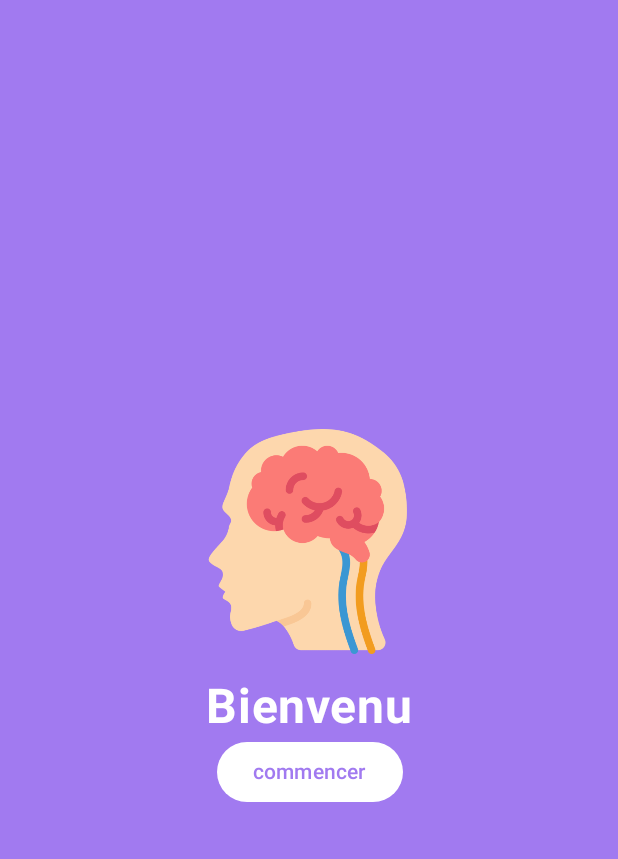
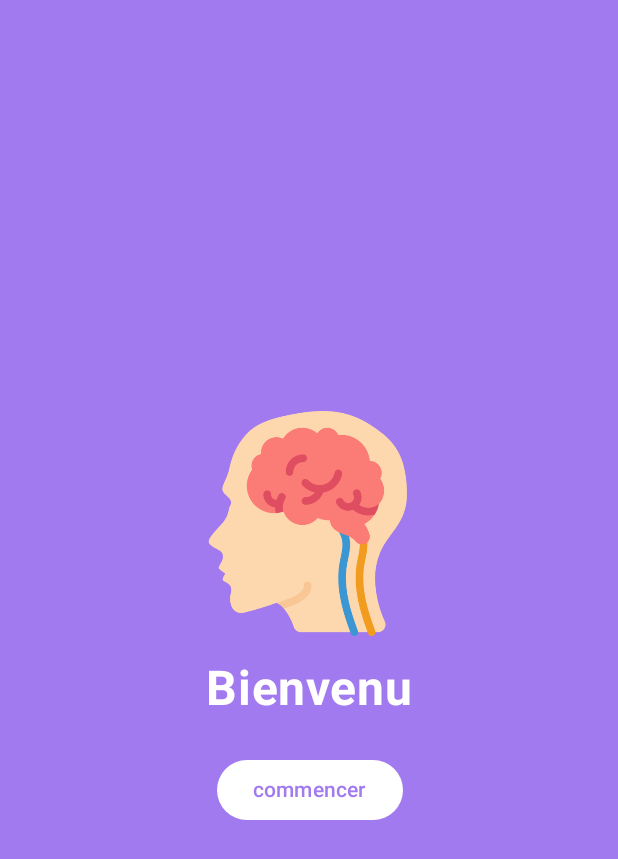
Before and after one commit to baris-ux/jeux_memory, an Android app built with Jetpack Compose: the screen it shows after launch (MainActivity), on a phone screen of 412 x 824 dp. Shown: the top 859 px of the screen. Run offline under Robolectric (Android 15) with nearby library versions, the phone set to English and light mode, and no system bars.

Commit message:
ajout en différent fichiers

```diff
--- /dev/null
+++ b/app/src/main/java/com/example/memory/Accueil.kt
@@ -0,0 +1,67 @@
+package com.example.memory
+
+import androidx.compose.foundation.Image
+import androidx.compose.foundation.background
+import androidx.compose.foundation.layout.Arrangement
+import androidx.compose.foundation.layout.Box
+import androidx.compose.foundation.layout.Column
+import androidx.compose.foundation.layout.Spacer
+import androidx.compose.foundation.layout.fillMaxSize
+import androidx.compose.foundation.layout.height
+import androidx.compose.foundation.layout.size
+import androidx.compose.material3.Button
+import androidx.compose.material3.ButtonDefaults
+import androidx.compose.material3.Text
+import androidx.compose.runtime.Composable
+import androidx.compose.ui.Alignment
+import androidx.compose.ui.Modifier
+import androidx.compose.ui.graphics.Color
+import androidx.compose.ui.layout.ContentScale
+import androidx.compose.ui.res.painterResource
+import androidx.compose.ui.text.font.FontWeight
+import androidx.compose.ui.unit.dp
+import androidx.compose.ui.unit.sp
+
+
+@Composable
+fun Accueil(onStartClick: () -> Unit) {
+    Box(
+        modifier = Modifier
+            .fillMaxSize()
+            .background(Color(0xFFa17af0)),
+        contentAlignment = Alignment.Center
+    ) {
+        Column(
+            horizontalAlignment = Alignment.CenterHorizontally,
+            verticalArrangement = Arrangement.Center
+        ) {
+            Image(
+                painter = painterResource(id = R.drawable.memoire),
+                contentDescription = "Logo de l'application",
+                contentScale = ContentScale.Fit,
+                modifier = Modifier.size(150.dp)
+            )
+
+            Spacer(modifier = Modifier.height(16.dp))
+
+            Text(
+                text = "Bienvenu",
+                color = Color.White,
+                fontSize = 32.sp,
+                fontWeight = FontWeight.Bold
+            )
+
+            Spacer(modifier = Modifier.height(24.dp))
+
+            Button(
+                onClick = onStartClick, // ✅ juste ici
+                colors = ButtonDefaults.buttonColors(
+                    containerColor = Color.White,
+                    contentColor = Color(0xFFa17af0)
+                )
+            ) {
+                Text("commencer")
+            }
+        }
+    }
+}
--- a/app/src/main/java/com/example/memory/MainActivity.kt
+++ b/app/src/main/java/com/example/memory/MainActivity.kt
@@ -1,27 +1,11 @@
 package com.example.memory
-
 import android.os.Bundle
 import androidx.activity.ComponentActivity
 import androidx.activity.compose.setContent
 import androidx.activity.enableEdgeToEdge
-import androidx.compose.foundation.Image
-import androidx.compose.foundation.background
-import androidx.compose.foundation.layout.*
-import androidx.compose.material3.Text
 import androidx.compose.runtime.Composable
-import androidx.compose.ui.Alignment
-import androidx.compose.ui.Modifier
-import androidx.compose.ui.graphics.Color
-import androidx.compose.ui.layout.ContentScale
-import androidx.compose.ui.res.painterResource
-import androidx.compose.ui.text.font.FontWeight
 import androidx.compose.ui.tooling.preview.Preview
-import androidx.compose.ui.unit.dp
-import androidx.compose.ui.unit.sp
 import com.example.memory.ui.theme.MemoryTheme
-import androidx.compose.material3.Button
-import androidx.compose.material3.ButtonDefaults
-
 
 class MainActivity : ComponentActivity() {
     override fun onCreate(savedInstanceState: Bundle?) {
@@ -29,50 +13,11 @@ class MainActivity : ComponentActivity() {
         enableEdgeToEdge()
         setContent {
             MemoryTheme {
-                Greeting()
-            }
-        }
-    }
-}
-
-@Composable
-fun Greeting() {
-    Box(
-        modifier = Modifier
-            .fillMaxSize()
-            .background(Color(0xFFa17af0)),
-        contentAlignment = Alignment.Center
-    ) {
-        Column(
-            horizontalAlignment = Alignment.CenterHorizontally,
-            verticalArrangement = Arrangement.Center
-        ) {
-            Image(
-                painter = painterResource(id = R.drawable.memoire), // logo.png dans res/drawable/
-                contentDescription = "Logo de l'application",
-                contentScale = ContentScale.Fit,
-                modifier = Modifier.size(150.dp)
-            )
-
-            Spacer(modifier = Modifier.height(16.dp))
-
-            Text(
-                text = "Bienvenu",
-                color = Color(0xFFFFFFFF),
-                fontSize = 32.sp,
-                fontWeight = FontWeight.Bold
-            )
-
-            Button(
-                onClick = {
-                    /* rien pour le moment */
-                },
-                colors = ButtonDefaults.buttonColors(
-                    containerColor = Color.White,
-                    contentColor = Color(0xFFa17af0)
-                ))
-            {
-                Text("commencer")
+                // Écran d'accueil avec un bouton "Commencer"
+                Accueil(onStartClick = {
+                    // Action à faire plus tard (ex : navigation)
+                    // Pour l'instant, ne fait rien
+                })
             }
         }
     }
@@ -80,8 +25,8 @@ fun Greeting() {
 
 @Preview(showBackground = true)
 @Composable
-fun GreetingPreview() {
+fun AccueilPreview() {
     MemoryTheme {
-        Greeting()
+        Accueil(onStartClick = {})
     }
 }
```
